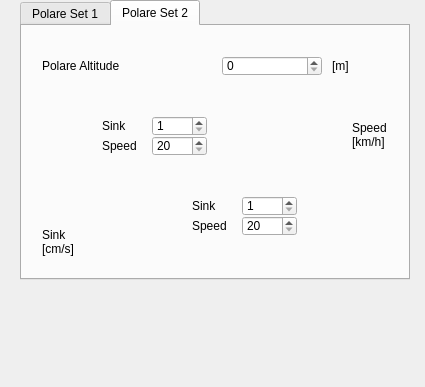
Before: the Qt Designer form src/configuration/flytec/PolareFrame.ui in Iv/FlyHigh, drawn with Qt 5.
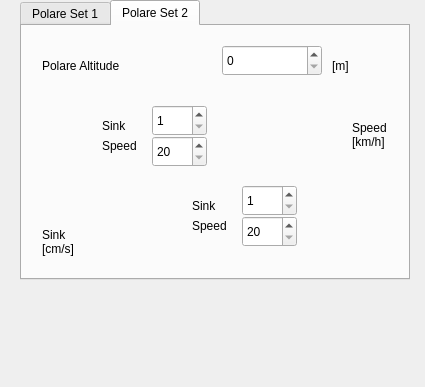
After: the same form once the commit is applied. The open tabs and pages were chosen to show the change.

Diff of the .ui file:
```diff
--- a/src/configuration/flytec/PolareFrame.ui
+++ b/src/configuration/flytec/PolareFrame.ui
@@ -273,14 +273,11 @@
           <property name="geometry">
             <rect>
               <x>200</x>
-              <y>30</y>
+       <y>19</y>
               <width>100</width>
-              <height>20</height>
-            </rect>
-          </property>
-          <property name="maximum">
-            <number>3000</number>
-          </property>
+       <height>31</height>
+      </rect>
+     </property>
           <property name="minimum">
             <number>0</number>
           </property>
@@ -360,14 +357,11 @@
           <property name="geometry">
             <rect>
               <x>130</x>
-              <y>90</y>
+       <y>79</y>
               <width>55</width>
-              <height>20</height>
-            </rect>
-          </property>
-          <property name="maximum">
-            <number>200</number>
-          </property>
+       <height>31</height>
+      </rect>
+     </property>
           <property name="minimum">
             <number>1</number>
           </property>
@@ -378,12 +372,9 @@
               <x>130</x>
               <y>110</y>
               <width>55</width>
-              <height>20</height>
-            </rect>
-          </property>
-          <property name="maximum">
-            <number>120</number>
-          </property>
+       <height>31</height>
+      </rect>
+     </property>
           <property name="minimum">
             <number>20</number>
           </property>
@@ -394,12 +385,9 @@
               <x>220</x>
               <y>190</y>
               <width>55</width>
-              <height>20</height>
-            </rect>
-          </property>
-          <property name="maximum">
-            <number>120</number>
-          </property>
+       <height>31</height>
+      </rect>
+     </property>
           <property name="minimum">
             <number>20</number>
           </property>
@@ -408,14 +396,11 @@
           <property name="geometry">
             <rect>
               <x>220</x>
-              <y>170</y>
+       <y>159</y>
               <width>55</width>
-              <height>20</height>
-            </rect>
-          </property>
-          <property name="maximum">
-            <number>200</number>
-          </property>
+       <height>31</height>
+      </rect>
+     </property>
           <property name="minimum">
             <number>1</number>
           </property>
```
Left out of the diff: 91 changed lines with no effect on the pictures. Lines whose indentation alone changed are shown as unchanged.
